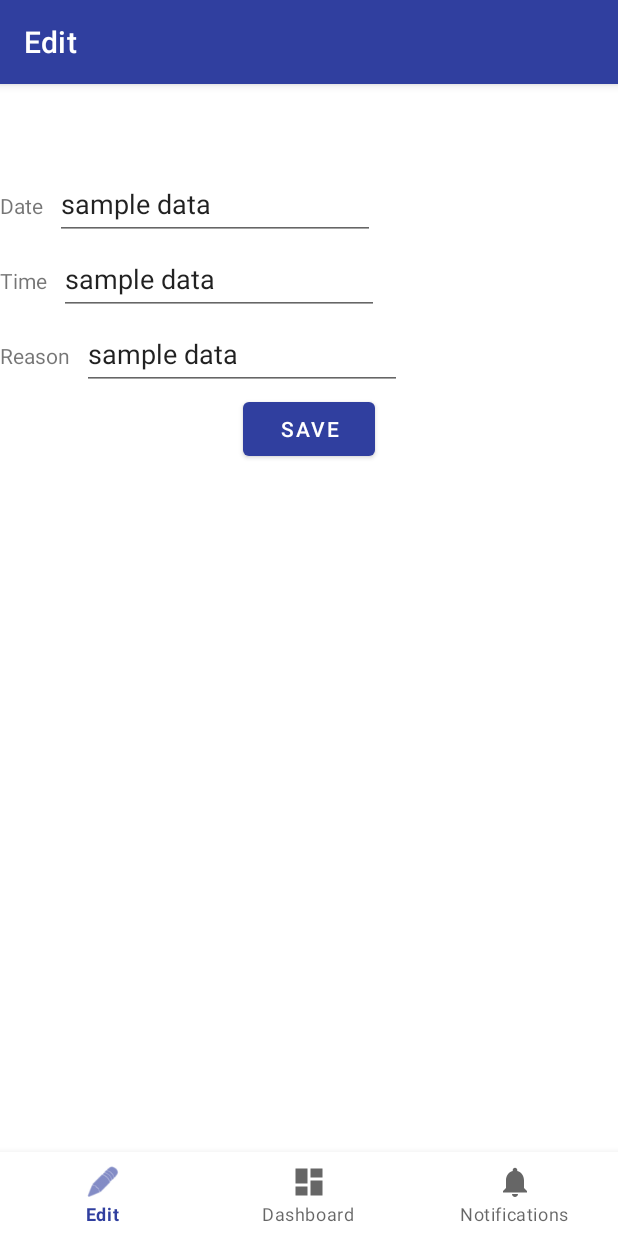
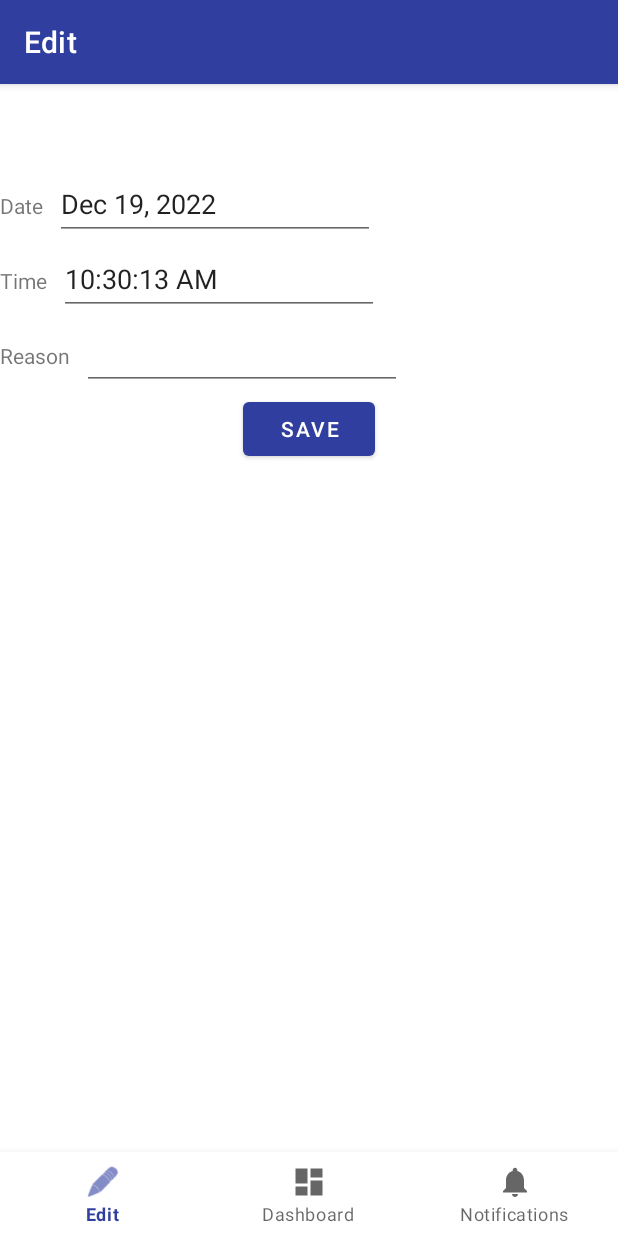
Before and after one commit to reger24/SmokingHabit, an Android app: the EditFragment screen opened through its navigation route, on a phone screen of 412 x 824 dp. Run offline under Robolectric (Android 15) with nearby library versions, the phone set to English and light mode, and no system bars; our stand-ins replace navigation-ui.

Commit message:
implement ViewModel for edit

```diff
--- a/app/src/main/java/de/diegruender49/smokinghabit/LogEntryFragment.java
+++ b/app/src/main/java/de/diegruender49/smokinghabit/LogEntryFragment.java
@@ -5,7 +5,7 @@ import android.database.Cursor;
 import android.os.Bundle;
 
 import androidx.fragment.app.Fragment;
-import androidx.recyclerview.widget.GridLayoutManager;
+import androidx.lifecycle.ViewModelProvider;
 import androidx.recyclerview.widget.LinearLayoutManager;
 import androidx.recyclerview.widget.RecyclerView;
 
@@ -18,6 +18,7 @@ import org.richit.easiestsqllib.EasiestDB;
 import java.util.Calendar;
 
 import de.diegruender49.smokinghabit.placeholder.PlaceholderContent;
+import de.diegruender49.smokinghabit.ui.edit.EditViewModel;
 
 /**
  * A fragment representing a list of Items.
@@ -49,9 +50,12 @@ public class LogEntryFragment extends Fragment {
             SmokeStatistic smstat = new SmokeStatistic(getContext());
             EasiestDB easiestDB = smstat.getDatabase();
             Cursor cursor = easiestDB.getSelect("SELECT smoketime, reasontag FROM smokelog WHERE smoketime >= " + cal.getTimeInMillis());
+            EditViewModel homeViewModel =  new ViewModelProvider(requireActivity()).get(EditViewModel.class);
             if (cursor != null && cursor.moveToLast()) {
                 int tmpcnt = 1;
                 do {
+                    // remember 1st entry for edit screen
+                    if (tmpcnt == 1) homeViewModel.setEntryData(cursor.getLong(0),cursor.getString(1));
                     PlaceholderContent.PlaceholderItem item = PlaceholderContent.createPlaceholderItem(tmpcnt++,cursor.getLong(0),cursor.getString(1));
                     PlaceholderContent.addItem(item);
                 } while (cursor.moveToPrevious());
--- a/app/src/main/java/de/diegruender49/smokinghabit/ui/home/EditFragment.java
+++ b/app/src/main/java/de/diegruender49/smokinghabit/ui/edit/EditFragment.java
@@ -1,4 +1,4 @@
-package de.diegruender49.smokinghabit.ui.home;
+package de.diegruender49.smokinghabit.ui.edit;
 
 import android.os.Bundle;
 import android.view.LayoutInflater;
@@ -10,27 +10,27 @@ import androidx.annotation.NonNull;
 import androidx.fragment.app.Fragment;
 import androidx.lifecycle.ViewModelProvider;
 
-import de.diegruender49.smokinghabit.databinding.FragmentHomeBinding;
+import de.diegruender49.smokinghabit.databinding.FragmentEditBinding;
 
 public class EditFragment extends Fragment {
 
-    private FragmentHomeBinding binding;
+    private FragmentEditBinding binding;
 
     public View onCreateView(@NonNull LayoutInflater inflater,
                              ViewGroup container, Bundle savedInstanceState) {
-        EditViewModel homeViewModel =
-                new ViewModelProvider(this).get(EditViewModel.class);
+        EditViewModel editViewModel =
+                new ViewModelProvider(requireActivity()).get(EditViewModel.class);
 
-        binding = FragmentHomeBinding.inflate(inflater, container, false);
+        binding = FragmentEditBinding.inflate(inflater, container, false);
         View root = binding.getRoot();
 
         final EditText logDate = binding.editLogDate;
         final EditText logTime = binding.editLogTime;
         final EditText logDesc = binding.editLogDesc;
 
-        homeViewModel.getText().observe(getViewLifecycleOwner(), logDate::setText);
-        homeViewModel.getText().observe(getViewLifecycleOwner(), logTime::setText);
-        homeViewModel.getText().observe(getViewLifecycleOwner(), logDesc::setText);
+        logDate.setText(editViewModel.getDateText());
+        logTime.setText(editViewModel.getTimeText());
+        logDesc.setText(editViewModel.getDescText());
         return root;
     }
 
--- /dev/null
+++ b/app/src/main/java/de/diegruender49/smokinghabit/ui/edit/EditViewModel.java
@@ -0,0 +1,26 @@
+package de.diegruender49.smokinghabit.ui.edit;
+
+import androidx.lifecycle.ViewModel;
+
+import java.text.DateFormat;
+
+public class EditViewModel extends ViewModel {
+
+    private String mDesctxt;
+    private String mDatetxt;
+    private String mTimetxt;
+    private long mDateTime;
+
+    public EditViewModel() { }
+
+    public void setEntryData (long aDateTime, String aDesc) {
+        mDateTime = aDateTime;
+        mDesctxt = aDesc;
+        mDatetxt = DateFormat.getDateInstance().format(aDateTime);
+        mTimetxt = DateFormat.getTimeInstance().format(aDateTime);
+    }
+
+    public String getDescText() { return mDesctxt; }
+    public String getDateText() { return mDatetxt; }
+    public String getTimeText() { return mTimetxt; }
+}
--- a/app/src/main/java/de/diegruender49/smokinghabit/ui/home/EditViewModel.java
+++ /dev/null
@@ -1,19 +0,0 @@
-package de.diegruender49.smokinghabit.ui.home;
-
-import androidx.lifecycle.LiveData;
-import androidx.lifecycle.MutableLiveData;
-import androidx.lifecycle.ViewModel;
-
-public class EditViewModel extends ViewModel {
-
-    private final MutableLiveData<String> mText;
-
-    public EditViewModel() {
-        mText = new MutableLiveData<>();
-        mText.setValue("sample data");
-    }
-
-    public LiveData<String> getText() {
-        return mText;
-    }
-}
--- a/app/src/main/res/layout/fragment_home.xml
+++ b/app/src/main/res/layout/fragment_edit.xml
@@ -4,7 +4,7 @@
     android:layout_width="match_parent"
     android:layout_height="match_parent"
     android:orientation="vertical"
-    tools:context=".ui.home.EditFragment">
+    tools:context=".ui.edit.EditFragment">
 
     <Space
         android:layout_width="match_parent"
--- a/app/src/main/res/navigation/mobile_navigation.xml
+++ b/app/src/main/res/navigation/mobile_navigation.xml
@@ -7,9 +7,9 @@
 
     <fragment
         android:id="@+id/navigation_home"
-        android:name="de.diegruender49.smokinghabit.ui.home.EditFragment"
+        android:name="de.diegruender49.smokinghabit.ui.edit.EditFragment"
         android:label="@string/title_edit"
-        tools:layout="@layout/fragment_home" />
+        tools:layout="@layout/fragment_edit" />
 
     <fragment
         android:id="@+id/navigation_dashboard"
```
